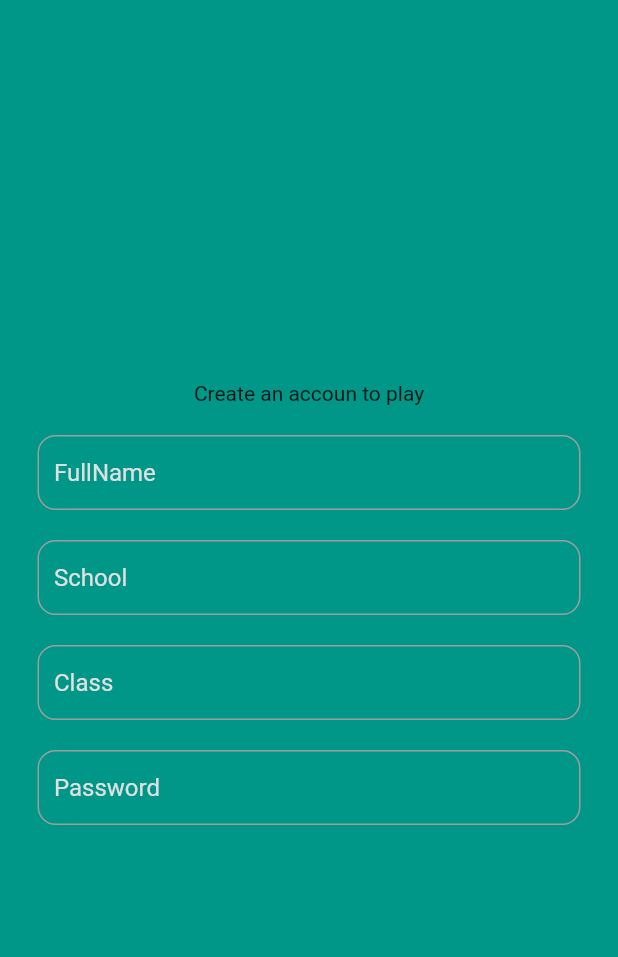
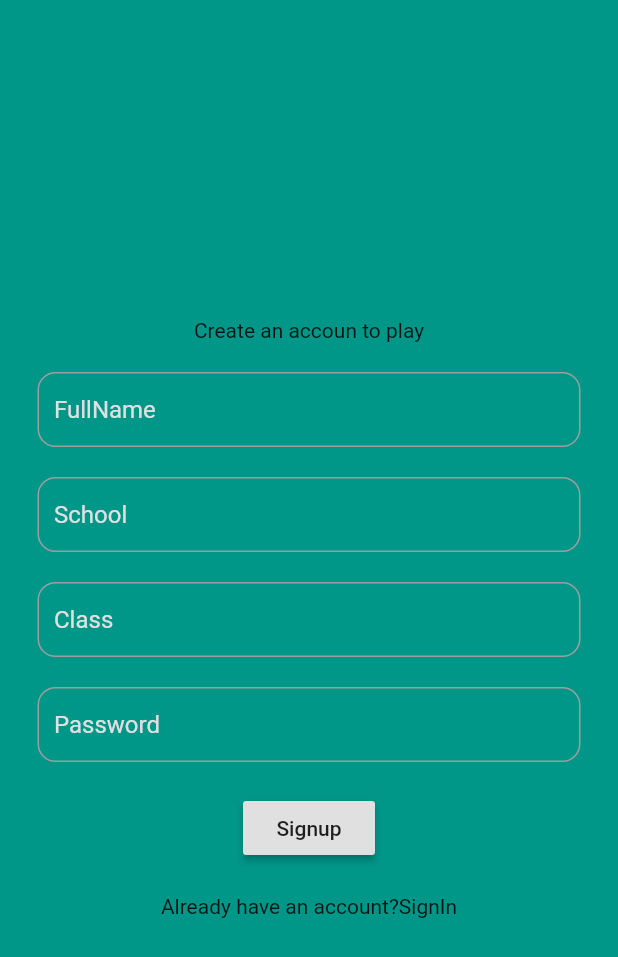
Before and after one commit to NxtGenLabs/math_geo, a Flutter app: the screen it shows after launch, on a phone screen of 412 x 824 dp. Shown: the top 957 px of the screen. Run offline on Flutter 3.47's test engine with Material 2 defaults, Android fonts, the phone set to English and light mode, and no system bars; our stand-ins replace firebase_auth; accounts and stored records are empty.

Commit message:
set up sign in page and inter-routing

```diff
--- a/lib/main.dart
+++ b/lib/main.dart
@@ -1,4 +1,6 @@
 import 'package:flutter/material.dart';
+import 'package:math_geometry/pages/authenticate/signIn.dart';
+import 'package:math_geometry/pages/authenticate/signUp.dart';
 import 'package:math_geometry/pages/landing.dart';
 import 'package:math_geometry/pages/topics/transformations/level/trainingStation/training_station.dart';
 import 'package:math_geometry/pages/topics/transformations/menus/beginner_level.dart';
@@ -13,6 +15,8 @@ void main() => runApp(MaterialApp(
       theme: ThemeData(primarySwatch: Colors.teal),
       home: Wrapper(),
       routes: {
+        './pages/authenticate/signIn': (context) => const SignIn(),
+        './pages/authenticate/signUp': (context) => const SignUp(),
         './pages/topics/main': (context) => Topics(),
         './pages/topics/transformations/menus/training_station_level':
             (context) => TrainingStationLevel(),
--- a/lib/pages/authenticate/signUp.dart
+++ b/lib/pages/authenticate/signUp.dart
@@ -13,11 +13,11 @@ class SignUp extends StatelessWidget {
           child: Column(
           mainAxisAlignment: MainAxisAlignment.center,
             children: [
-              Text("Create an accoun to play"),
-              SizedBox(height:20),
+              const Text("Create an accoun to play"),
+              const SizedBox(height:20),
               Container(
-                margin: EdgeInsets.symmetric(horizontal: 25),
-                padding: EdgeInsets.only(left: 10),
+                margin: const EdgeInsets.symmetric(horizontal: 25),
+                padding: const EdgeInsets.only(left: 10),
                 decoration: BoxDecoration(border: Border.all(color: Colors.grey),borderRadius: BorderRadius.circular(12)),
                 child: TextField(
                   cursorColor: Colors.white,
@@ -25,10 +25,10 @@ class SignUp extends StatelessWidget {
                   decoration: InputDecoration(border: InputBorder.none,hintText: 'FullName',hintStyle: TextStyle(color: Colors.grey[300])),
                 ),
               ),
-              SizedBox(height:20),
+              const SizedBox(height:20),
               Container(
-                margin: EdgeInsets.symmetric(horizontal: 25),
-                padding: EdgeInsets.only(left: 10),
+                margin: const EdgeInsets.symmetric(horizontal: 25),
+                padding: const EdgeInsets.only(left: 10),
                 decoration: BoxDecoration(border: Border.all(color: Colors.grey),borderRadius: BorderRadius.circular(12)),
                 child: TextField(
                   cursorColor: Colors.white,
@@ -36,10 +36,10 @@ class SignUp extends StatelessWidget {
                   decoration: InputDecoration(border: InputBorder.none,hintText: 'School',hintStyle: TextStyle(color: Colors.grey[300])),
                 ),
               ),
-              SizedBox(height:20),
+              const SizedBox(height:20),
               Container(
-                margin: EdgeInsets.symmetric(horizontal: 25),
-                padding: EdgeInsets.only(left: 10),
+                margin: const EdgeInsets.symmetric(horizontal: 25),
+                padding: const EdgeInsets.only(left: 10),
                 decoration: BoxDecoration(border: Border.all(color: Colors.grey),borderRadius: BorderRadius.circular(12)),
                 child: TextField(
                   cursorColor: Colors.white,
@@ -47,10 +47,10 @@ class SignUp extends StatelessWidget {
                   decoration: InputDecoration(border: InputBorder.none,hintText: 'Class',hintStyle: TextStyle(color: Colors.grey[300])),
                 ),
               ),
-              SizedBox(height:20),
+              const SizedBox(height:20),
               Container(
-                margin: EdgeInsets.symmetric(horizontal: 25),
-                padding: EdgeInsets.only(left: 10),
+                margin: const EdgeInsets.symmetric(horizontal: 25),
+                padding: const EdgeInsets.only(left: 10),
                 decoration: BoxDecoration(border: Border.all(color: Colors.grey),borderRadius: BorderRadius.circular(12)),
                 child: TextField(
                   obscureText: true,
@@ -59,7 +59,19 @@ class SignUp extends StatelessWidget {
                   decoration: InputDecoration(border: InputBorder.none,hintText: 'Password',hintStyle: TextStyle(color: Colors.grey[300])),
                 ),
               ),
-              SizedBox(height:20),
+              const SizedBox(height:20),
+              MaterialButton(color: Colors.grey[300] ,onPressed: (){},child: const Text("Signup"),),
+              const SizedBox(height:20),
+              Row(
+              mainAxisAlignment: MainAxisAlignment.center,
+              children:[
+                const Text("Already have an account?"),
+                GestureDetector(
+                  onTap: () => Navigator.pushNamed(context, './pages/authenticate/signIn'),
+                    child: Text("SignIn")
+                )
+              ])
+
 
             ],
           ),
```
Also changed, not shown: lib/pages/authenticate/signIn.dart (+50 -3 lines).
